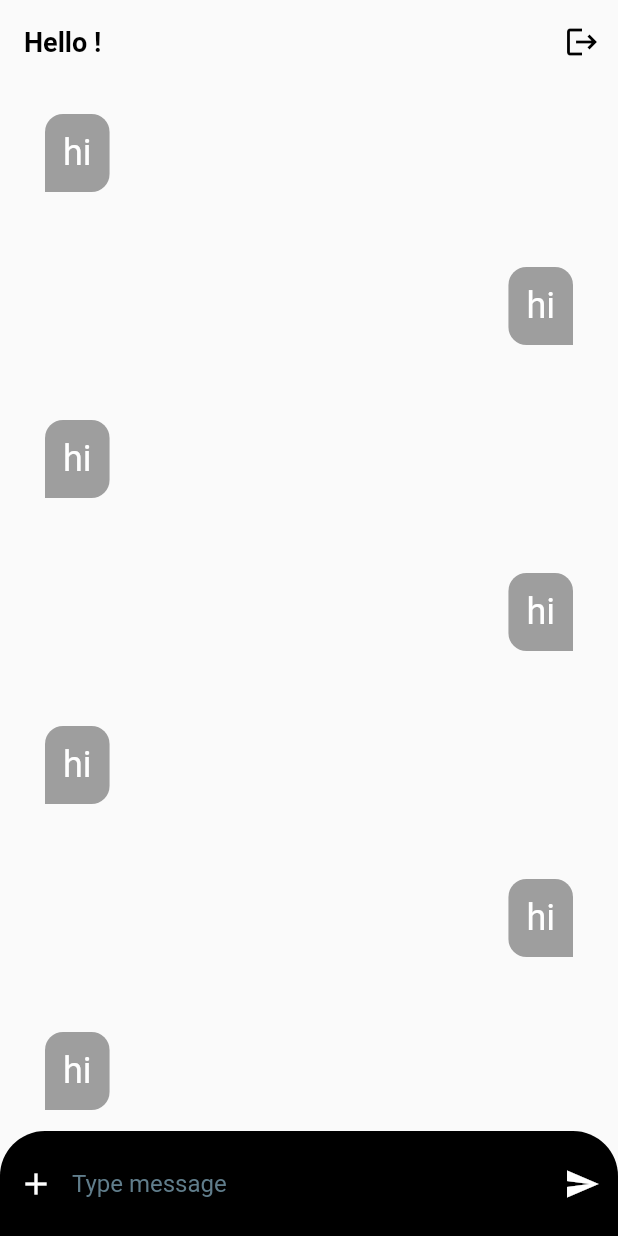
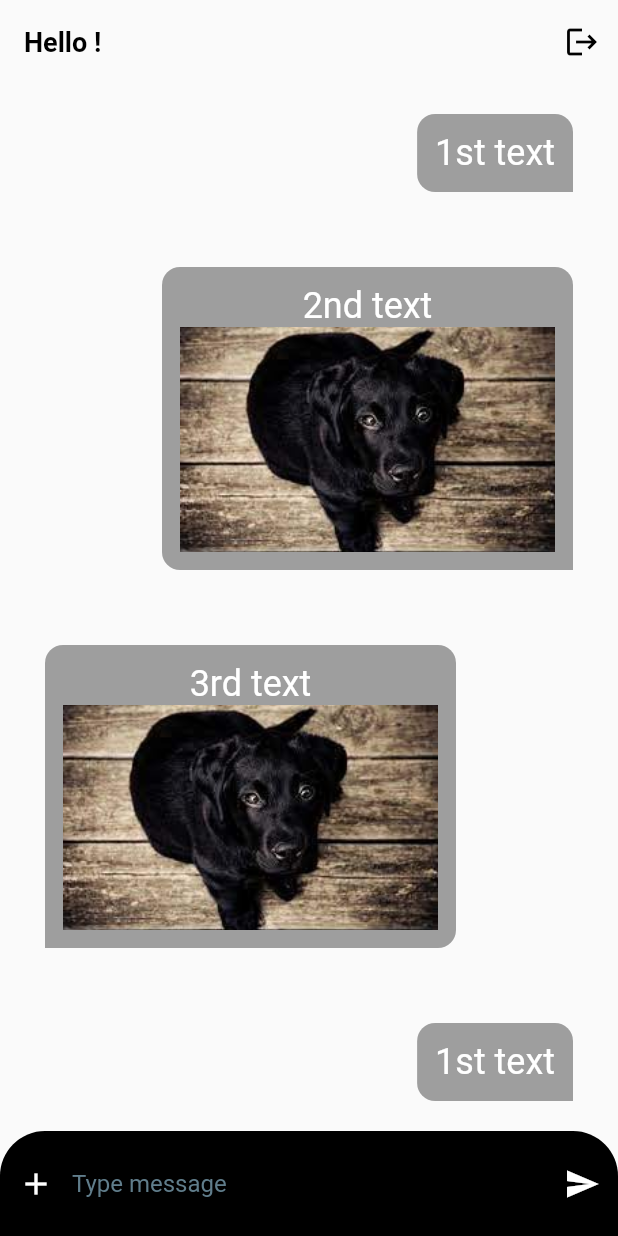
Before and after one commit to shafi21064/flutter_practice, a Flutter app: the ChatPage screen opened directly with empty values, on a phone screen of 412 x 824 dp. Run offline on Flutter 3.47's test engine with Material 2 defaults, Android fonts, the phone set to English and light mode, and no system bars; our stand-ins replace google_fonts; missing offline and left inert: social_media_buttons; network calls fail; statements that could not run were skipped.

Commit message:
mock data

```diff
--- a/lib/Widget/chat_bubble.dart
+++ b/lib/Widget/chat_bubble.dart
@@ -24,12 +24,11 @@ class LeftBubble extends StatelessWidget {
                   color: Colors.white
               ),
             ),
-            if(entitity.imageUrl != null)
-              Image.network(
+          if (entitity.imageUrl != null)
+            Image.asset(
               '${entitity.imageUrl}',
               width: 250,height: 150,fit: BoxFit.fitWidth,
-              ),
-
+      )
       ],
 
         ),
--- a/lib/pages/chat_page.dart
+++ b/lib/pages/chat_page.dart
@@ -5,9 +5,37 @@ import 'package:prac_one/models/chat_messag.dart';
 
 class ChatPage extends StatelessWidget {
 
-   const ChatPage({Key? key, required this.userName}) : super(key: key);
+  final userName;
+    ChatPage({Key? key, required this.userName}) : super(key: key);
 
-  final String userName;
+
+   List<ChatMessage> _message = [
+     ChatMessage(
+         text: "1st text",
+         id: "1",
+         timeStamp: 1234567,
+         author: Author(userName: "shafi")),
+
+     ChatMessage(
+         text: "2nd text",
+         id: "1",
+         timeStamp: 1234567,
+         imageUrl: 'assets/download.jpg',
+         author: Author(userName: "shafi")),
+
+     ChatMessage(
+         text: "3rd text",
+         id: "1",
+         timeStamp: 1234567,
+         imageUrl: 'assets/download.jpg',
+         author: Author(userName: "jane")),
+
+     ChatMessage(
+         text: "1st text",
+         id: "1",
+         timeStamp: 1234567,
+         author: Author(userName: "shafi")),
+   ];
 
   @override
   Widget build(BuildContext context) {
@@ -39,24 +67,16 @@ class ChatPage extends StatelessWidget {
         children: [
           Expanded(
             child: ListView.builder(
-              itemCount: 10,
+              itemCount: _message.length,
                 itemBuilder: (context, index){
 
-                  return index % 2 == 0
-                      ?LeftBubble(
-                    entitity: ChatMessage(
-                      id: "1234",
-                      text: "hi",
-                      timeStamp: DateTime.now().millisecondsSinceEpoch,
-                      author: Author(userName: "Shafi")
-                    ))
-                      :RightBubble(
-                      entitity: ChatMessage(
-                          id: "1234",
-                          text: "hi",
-                          timeStamp: DateTime.now().millisecondsSinceEpoch,
-                          author: Author(userName: "Shafi")
-                  ));
+                  return _message[index].author.userName == 'shafi'
+                      ?RightBubble(
+                    entitity: _message[index]
+                  )
+                      :LeftBubble(
+                      entitity: _message[index]
+                  );
                   }
 
             ),
```
Lines whose indentation alone changed are shown as unchanged.
